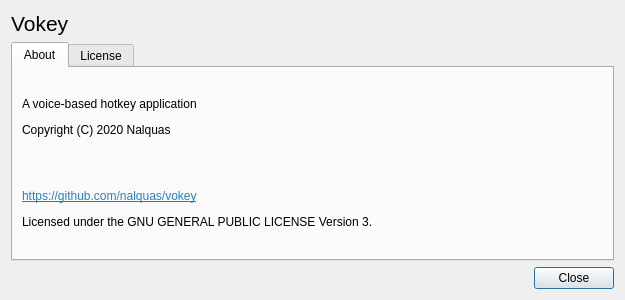
First picture: the form in ui/about.ui, repository nalquas/vokey, before the edit.
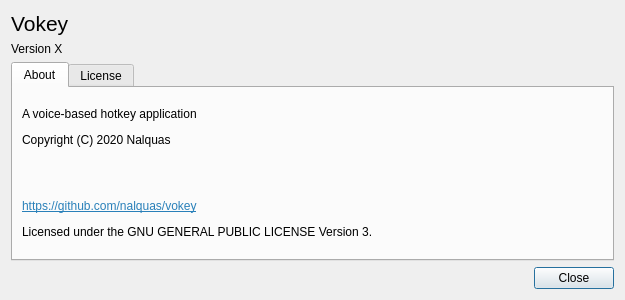
Second picture: the form after the edit.

Commit message: Show version in about dialog

The edit to the form file:
```diff
--- a/ui/about.ui
+++ b/ui/about.ui
@@ -33,6 +33,13 @@
      </property>
     </widget>
    </item>
+   <item>
+    <widget class="QLabel" name="label_version">
+     <property name="text">
+      <string>Version X</string>
+     </property>
+    </widget>
+   </item>
    <item>
     <widget class="QTabWidget" name="tabWidget">
      <property name="currentIndex">
```
The commit also changes 3 other files.
